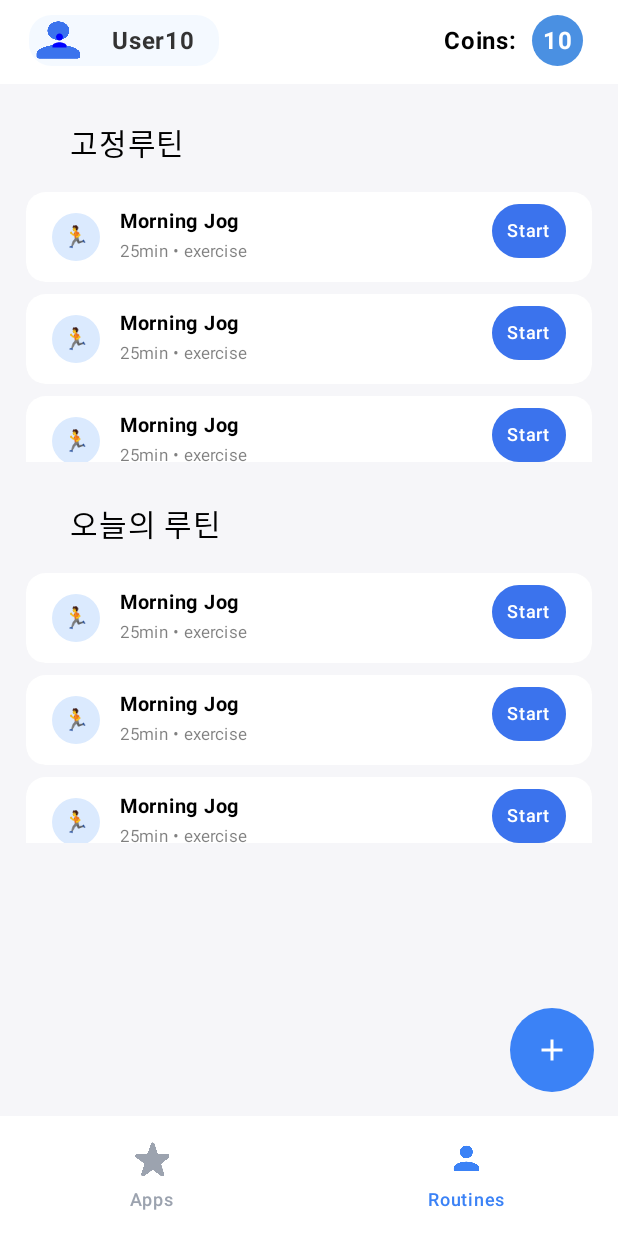
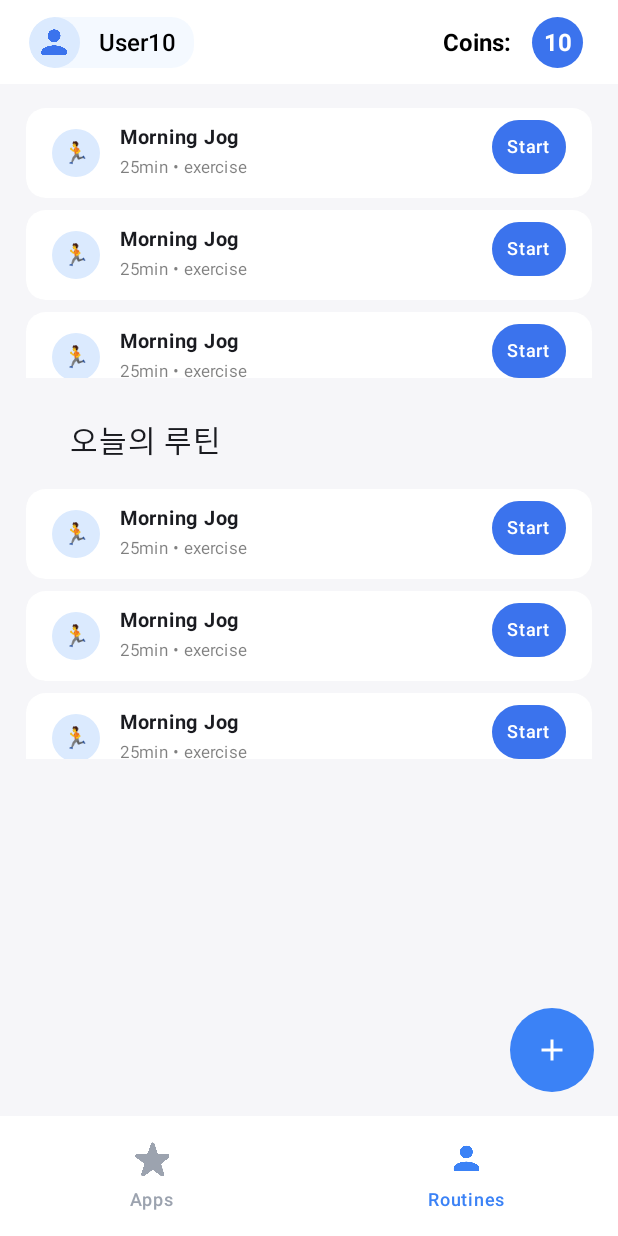
Before and after one commit to hyungyu-02/DopamineMarketAndroid, an Android app built with Jetpack Compose: the RoutinesScreen screen opened through its navigation route, on a phone screen of 412 x 824 dp. Run offline under Robolectric (Android 15) with nearby library versions, the phone set to English and light mode, and no system bars; our stand-ins replace Dagger/Hilt's generated code; libraries missing offline, so code that uses them is left out: coil.decode; pictures from the network do not load; Roboto replaces fonts that are not available here; 1 statement that could not run was skipped.

Commit message:
feat: 탑앱바, 로그인 화면 gif

```diff
--- a/app/build.gradle.kts
+++ b/app/build.gradle.kts
@@ -61,6 +61,8 @@ dependencies {
     implementation(libs.androidx.ui.tooling.preview)
     implementation(libs.androidx.material3)
     implementation(libs.androidx.material)
+    implementation(libs.coil.kt.coil.compose)
+    implementation(libs.coil.gif)
 
     testImplementation(libs.junit)
     androidTestImplementation(libs.androidx.junit)
--- a/app/src/main/java/com/myteam/hackathonapp/presentation/component/topappbar/CoinComponent.kt
+++ b/app/src/main/java/com/myteam/hackathonapp/presentation/component/topappbar/CoinComponent.kt
@@ -1,19 +1,19 @@
 package com.myteam.hackathonapp.presentation.component.topappbar
 
-import androidx.compose.foundation.background
 import androidx.compose.foundation.layout.Box
 import androidx.compose.foundation.layout.Row
 import androidx.compose.foundation.layout.Spacer
 import androidx.compose.foundation.layout.size
 import androidx.compose.foundation.layout.width
 import androidx.compose.foundation.shape.CircleShape
+import androidx.compose.material3.Surface
 import androidx.compose.material3.Text
 import androidx.compose.runtime.Composable
 import androidx.compose.ui.Alignment
 import androidx.compose.ui.Modifier
 import androidx.compose.ui.graphics.Color
+import androidx.compose.ui.text.TextStyle
 import androidx.compose.ui.text.font.FontWeight
-import androidx.compose.ui.text.style.TextOverflow
 import androidx.compose.ui.tooling.preview.Preview
 import androidx.compose.ui.unit.dp
 import androidx.compose.ui.unit.sp
@@ -25,35 +25,39 @@ fun CoinComponent(
     modifier: Modifier = Modifier
 ) {
     Row(
-        verticalAlignment = Alignment.CenterVertically,
-        modifier = modifier
+        modifier = modifier,
+        verticalAlignment = Alignment.CenterVertically
     ) {
         Text(
-            text = "Coins:",
-            fontSize = 16.sp,
-            fontWeight = FontWeight.Bold,
-            color = Color(0xFF000000)
+            text = "Coins: ",
+            style = TextStyle(
+                fontSize = 16.sp,
+                //fontFamily = FontFamily(Font(R.font.segoe_ui)),
+                fontWeight = FontWeight(700),
+                color = Color(0xFF000000),
+            )
         )
 
         Spacer(modifier = Modifier.width(10.dp))
 
-        Box(
-            modifier = Modifier
-                .size(34.dp) // 고정 크기
-                .background(
-                    Color(0xFF4A90E2),
-                    CircleShape
-                ),
-            contentAlignment = Alignment.Center // 중앙 정렬 추가
+        Surface(
+            modifier = Modifier.size(34.dp),
+            shape = CircleShape,
+            color  = Color(0xFF3B73ED)
         ) {
-            Text(
-                text = coins.toString(),
-                fontSize = 16.sp,
-                fontWeight = FontWeight.Bold,
-                color = Color.White,
-                maxLines = 1, // 한 줄로 제한
-                overflow = TextOverflow.Ellipsis // 넘치면 ... 표시
-            )
+            Box(contentAlignment = Alignment.Center) {
+                Text(
+                    text = coins.toString(),
+                    style = TextStyle(
+                        fontSize = 16.sp,
+                        //fontFamily = FontFamily(Font(R.font.segoe_ui)),
+                        fontWeight = FontWeight(700),
+                        color = Color(0xFFFFFFFF),
+                    ),
+                    maxLines = 1
+                )
+            }
+
         }
     }
 }
--- a/app/src/main/java/com/myteam/hackathonapp/presentation/component/topappbar/ProfileComponent.kt
+++ b/app/src/main/java/com/myteam/hackathonapp/presentation/component/topappbar/ProfileComponent.kt
@@ -1,23 +1,24 @@
 package com.myteam.hackathonapp.presentation.component.topappbar
 
 import androidx.compose.foundation.background
+import androidx.compose.foundation.layout.Arrangement
+import androidx.compose.foundation.layout.Box
 import androidx.compose.foundation.layout.Row
-import androidx.compose.foundation.layout.Spacer
 import androidx.compose.foundation.layout.padding
 import androidx.compose.foundation.layout.size
 import androidx.compose.foundation.layout.width
+import androidx.compose.foundation.shape.CircleShape
 import androidx.compose.foundation.shape.RoundedCornerShape
-import androidx.compose.material.icons.Icons
-import androidx.compose.material.icons.filled.Person
 import androidx.compose.material3.Icon
+import androidx.compose.material3.Surface
 import androidx.compose.material3.Text
 import androidx.compose.runtime.Composable
 import androidx.compose.ui.Alignment
 import androidx.compose.ui.Modifier
-import androidx.compose.ui.draw.paint
+import androidx.compose.ui.draw.clip
 import androidx.compose.ui.graphics.Color
-import androidx.compose.ui.layout.ContentScale
 import androidx.compose.ui.res.painterResource
+import androidx.compose.ui.text.TextStyle
 import androidx.compose.ui.text.font.FontWeight
 import androidx.compose.ui.tooling.preview.Preview
 import androidx.compose.ui.unit.dp
@@ -31,43 +32,77 @@ fun ProfileComponent(
     modifier: Modifier = Modifier
 ) {
     Row(
+        modifier = Modifier
+            .clip(RoundedCornerShape(topStart = 17.dp, bottomStart = 17.dp, topEnd = 15.dp, bottomEnd = 15.dp))
+            .width((80 + username.length*5).dp)
+            .background(Color(0xB0EFF6FF)),
         verticalAlignment = Alignment.CenterVertically,
-        modifier = modifier
-            .background(
-                color = Color(0xB0EFF6FF),
-                shape = RoundedCornerShape(15.dp)
-            )
-            .padding(end = 16.dp)
+        horizontalArrangement = Arrangement.SpaceBetween
     ) {
-        // 원형 아이콘 (drawable 사용)
-        Icon(
-            imageVector = Icons.Default.Person,
-            contentDescription = "User",
-            tint = Color.Blue,
-            modifier = Modifier
-                .size(40.dp)
-                .paint(
-                    painter = painterResource(R.drawable.profile_icon),
-                    contentScale = ContentScale.FillBounds
+        Surface(
+            modifier = Modifier.size(34.dp),
+            shape = CircleShape,
+            color  = Color(0xFFDBEAFE)
+        ) {
+            Box(contentAlignment = Alignment.Center) {
+                Icon(            // ② 기본 사람 아이콘
+                    painter = painterResource(id = R.drawable.profile_icon),
+                    contentDescription = "profile icon",
+                    tint = Color(0xFF3B73ED),
+                    modifier = Modifier.size(23.dp)
                 )
-                .padding(10.dp)
-        )
-
-        Spacer(modifier = Modifier.width(15.dp))
-
+            }
+        }
         Text(
-            text = username,
-            fontSize = 16.sp,
-            fontWeight = FontWeight.Bold,
-            color = Color(0xFF333333)
+            text = "$username",
+            style = TextStyle(
+                fontSize = 16.sp,
+                //fontFamily = FontFamily(Font(R.font.segoe_ui)),
+                fontWeight = FontWeight(600),
+                color = Color(0xFF000000),
+            ),
+            modifier = Modifier.padding(end = 12.dp)
         )
     }
+
+//    Row(
+//        verticalAlignment = Alignment.CenterVertically,
+//        modifier = modifier
+//            .background(
+//                color = Color(0xB0EFF6FF),
+//                shape = RoundedCornerShape(15.dp)
+//            )
+//            .padding(end = 16.dp)
+//    ) {
+//        // 원형 아이콘 (drawable 사용)
+//        Icon(
+//            imageVector = Icons.Default.Person,
+//            contentDescription = "User",
+//            tint = Color.Blue,
+//            modifier = Modifier
+//                .size(40.dp)
+//                .paint(
+//                    painter = painterResource(R.drawable.profile_icon),
+//                    contentScale = ContentScale.FillBounds
+//                )
+//                .padding(10.dp)
+//        )
+//
+//        Spacer(modifier = Modifier.width(15.dp))
+//
+//        Text(
+//            text = username,
+//            fontSize = 16.sp,
+//            fontWeight = FontWeight.Bold,
+//            color = Color(0xFF333333)
+//        )
+//    }
 }
 
 @Preview(showBackground = true)
 @Composable
 fun ProfileComponent() {
     ProfileComponent(
-        username = "User 10"
+        username = "User10"
     )
 }
--- a/app/src/main/java/com/myteam/hackathonapp/presentation/component/topappbar/TopAppBar.kt
+++ b/app/src/main/java/com/myteam/hackathonapp/presentation/component/topappbar/TopAppBar.kt
@@ -24,8 +24,8 @@ fun HackathonTopAppBar(
             .fillMaxWidth()
             .statusBarsPadding()
             .height(56.dp)
-            .background(Color.White)
-            .padding(start = 19.dp, top = 10.dp, bottom = 12.dp, end = 23.dp),
+            .background(Color(0xFFFFFFFF))
+            .padding(start = 19.dp, end = 23.dp),
         horizontalArrangement = Arrangement.SpaceBetween,
         verticalAlignment = Alignment.CenterVertically
     ) {
--- a/app/src/main/java/com/myteam/hackathonapp/presentation/login/LoginScreen.kt
+++ b/app/src/main/java/com/myteam/hackathonapp/presentation/login/LoginScreen.kt
@@ -1,6 +1,5 @@
 package com.myteam.hackathonapp.presentation.login
 
-import androidx.compose.foundation.Image
 import androidx.compose.foundation.background
 import androidx.compose.foundation.clickable
 import androidx.compose.foundation.interaction.MutableInteractionSource
@@ -11,6 +10,7 @@ import androidx.compose.foundation.layout.Spacer
 import androidx.compose.foundation.layout.fillMaxSize
 import androidx.compose.foundation.layout.fillMaxWidth
 import androidx.compose.foundation.layout.height
+import androidx.compose.foundation.layout.size
 import androidx.compose.foundation.layout.width
 import androidx.compose.foundation.shape.RoundedCornerShape
 import androidx.compose.foundation.text.KeyboardOptions
@@ -26,8 +26,8 @@ import androidx.compose.runtime.setValue
 import androidx.compose.ui.Alignment
 import androidx.compose.ui.Modifier
 import androidx.compose.ui.graphics.Color
+import androidx.compose.ui.platform.LocalContext
 import androidx.compose.ui.platform.LocalFocusManager
-import androidx.compose.ui.res.painterResource
 import androidx.compose.ui.text.TextStyle
 import androidx.compose.ui.text.font.FontWeight
 import androidx.compose.ui.text.input.KeyboardType
@@ -35,6 +35,9 @@ import androidx.compose.ui.text.input.PasswordVisualTransformation
 import androidx.compose.ui.tooling.preview.Preview
 import androidx.compose.ui.unit.dp
 import androidx.compose.ui.unit.sp
+import coil.ImageLoader
+import coil.compose.AsyncImage
+import coil.decode.ImageDecoderDecoder
 import com.myteam.hackathonapp.R
 import com.myteam.hackathonapp.core.util.modifier.addFocusCleaner
 
@@ -52,6 +55,8 @@ fun LoginScreen(
     val pwFocused by pwInteraction.collectIsFocusedAsState()
 
     val focusManager = LocalFocusManager.current
+
+    val loader = rememberGifImageLoader()
 
     Column(
         modifier = Modifier
@@ -76,12 +81,12 @@ fun LoginScreen(
                     color = Color(0xFF000000),
                 )
             )
-            Image(
+            AsyncImage(
+                model = R.drawable.dopaminemarketlogogif,
+                contentDescription = "도파민 상점 애니메이션 로고",
+                imageLoader = loader, // ← 꼭 전달
                 modifier = Modifier
-                    .width(251.dp)
-                    .height(251.dp),
-                contentDescription = "도파민 상점 로고",
-                painter = painterResource(id = R.drawable.dopamine_market_logo),
+                    .size(251.dp)
             )
         }
 
@@ -193,6 +198,16 @@ fun LoginScreen(
     }
 }
 
+@Composable
+fun rememberGifImageLoader(): ImageLoader {
+    val context = LocalContext.current
+    return remember {
+        ImageLoader.Builder(context)
+            .components { add(ImageDecoderDecoder.Factory()) } // API 28+
+            .build()
+    }
+}
+
 @Preview
 @Composable
 private fun LoginScreenPreview() {
--- a/app/src/main/java/com/myteam/hackathonapp/presentation/routines/RoutinesScreen.kt
+++ b/app/src/main/java/com/myteam/hackathonapp/presentation/routines/RoutinesScreen.kt
@@ -7,7 +7,7 @@ import androidx.compose.foundation.layout.fillMaxHeight
 import androidx.compose.foundation.layout.fillMaxSize
 import androidx.compose.foundation.layout.fillMaxWidth
 import androidx.compose.foundation.layout.padding
-import androidx.compose.material.Scaffold
+import androidx.compose.material3.Scaffold
 import androidx.compose.runtime.Composable
 import androidx.compose.ui.Modifier
 import androidx.compose.ui.graphics.Color
--- a/gradle/libs.versions.toml
+++ b/gradle/libs.versions.toml
@@ -20,6 +20,8 @@ hilt = "2.51"
 hiltNavigationCompose = "1.2.0"
 hiltManager = "1.0.0"
 ksp = "2.0.21-1.0.28"
+coilComposeVersion = "2.6.0"
+coilGif = "2.6.0"
 
 [libraries]
 androidx-core-ktx = { group = "androidx.core", name = "core-ktx", version.ref = "coreKtx" }
@@ -52,6 +54,8 @@ hilt-android = { group = "com.google.dagger", name = "hilt-android", version.ref
 hilt-android-compiler = { group = "com.google.dagger", name = "hilt-android-compiler", version.ref = "hilt" }
 hilt-navigation-compose = { group = "androidx.hilt", name = "hilt-navigation-compose", version.ref = "hiltNavigationCompose" }
 hilt-manager = {group = "androidx.hilt" , name = "hilt-compiler", version.ref = "hiltManager"}
+coil-kt-coil-compose = { group = "io.coil-kt", name = "coil-compose", version.ref = "coilComposeVersion" }
+coil-gif = { group = "io.coil-kt", name = "coil-gif", version.ref = "coilGif" }
 
 [plugins]
 android-application = { id = "com.android.application", version.ref = "agp" }
```
Also changed, not shown: app/src/main/java/com/myteam/hackathonapp/MainActivity.kt (+0 -36 lines), app/src/main/res/drawable/dopaminemarketlogogif.gif (added).
